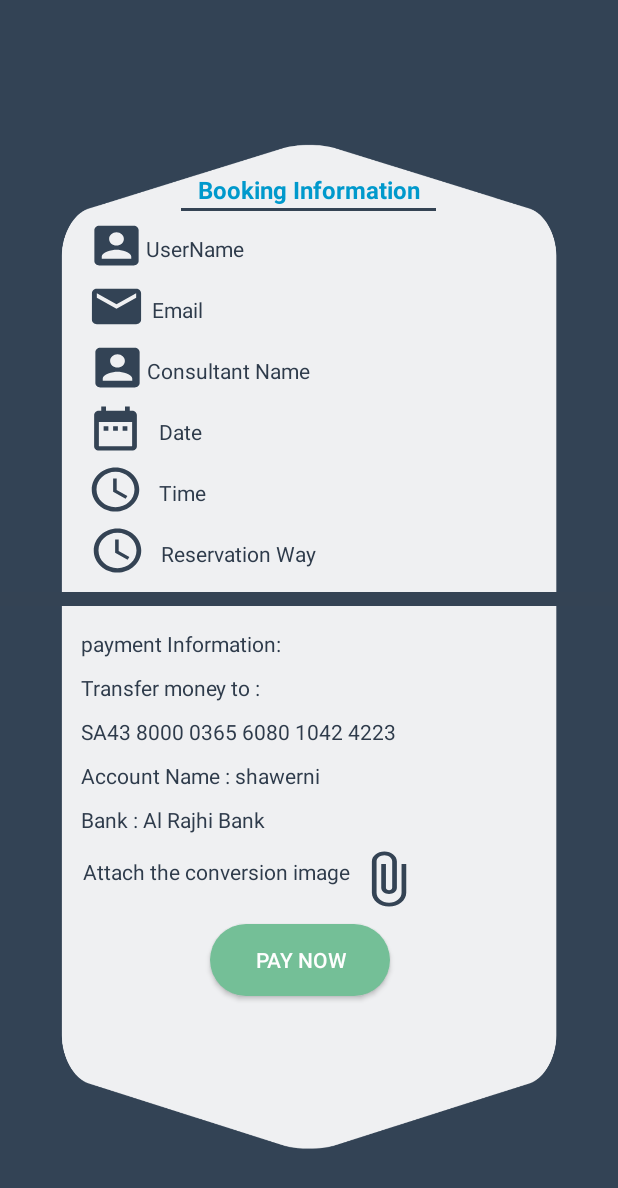
After one commit to Consultation-project/SHAWERN-Project, an Android app: the layout payment_information.xml on its own in the app's theme, with its tools: preview values and no code run, on a phone screen of 412 x 824 dp. The commit adds this screen. Shown: the top 1188 px of the screen. Run offline under Robolectric (Android 15) with nearby library versions, the phone set to English and light mode, and no system bars.

Commit message:
last version

```diff
--- /dev/null
+++ b/app/src/main/res/drawable/ic_access_time_black_24dp.xml
@@ -0,0 +1,5 @@
+<vector android:height="24dp" android:tint="#344354"
+    android:viewportHeight="24.0" android:viewportWidth="24.0"
+    android:width="24dp" xmlns:android="http://schemas.android.com/apk/res/android">
+    <path android:fillColor="#FF000000" android:pathData="M11.99,2C6.47,2 2,6.48 2,12s4.47,10 9.99,10C17.52,22 22,17.52 22,12S17.52,2 11.99,2zM12,20c-4.42,0 -8,-3.58 -8,-8s3.58,-8 8,-8 8,3.58 8,8 -3.58,8 -8,8zM12.5,7H11v6l5.25,3.15 0.75,-1.23 -4.5,-2.67z"/>
+</vector>
--- /dev/null
+++ b/app/src/main/res/layout/payment_information.xml
@@ -0,0 +1,322 @@
+<?xml version="1.0" encoding="utf-8"?>
+<LinearLayout xmlns:android="http://schemas.android.com/apk/res/android"
+    android:orientation="vertical" android:layout_width="match_parent"
+    android:layout_height="match_parent"
+    xmlns:tools="http://schemas.android.com/tools">
+
+
+    <LinearLayout
+        android:layout_width="match_parent"
+        android:layout_height="match_parent"
+        android:background="@drawable/untitleddesign"
+        android:orientation="vertical">
+
+        <LinearLayout
+            android:layout_width="wrap_content"
+            android:layout_height="wrap_content"
+            android:layout_gravity="center"
+            android:layout_marginTop="110dp"
+            android:orientation="vertical">
+
+            <TextView
+                android:id="@+id/BookingInfo"
+                android:layout_width="wrap_content"
+                android:layout_height="wrap_content"
+                android:layout_marginTop="5dp"
+                android:ems="20"
+                android:gravity="center"
+                android:text="@string/BookingInfo"
+                android:textStyle="bold"
+                android:textSize="16dp"
+                android:textColor="@android:color/holo_blue_dark" />
+
+            <View
+                android:id="@+id/divider1"
+                android:layout_width="170dp"
+                android:layout_height="2dp"
+                android:layout_marginTop="1dp"
+                android:background="#344354"
+                android:layout_gravity="center"/>
+
+        </LinearLayout>
+
+        <LinearLayout
+            android:layout_width="296dp"
+            android:layout_height="wrap_content"
+            android:layout_gravity="center"
+            android:layout_marginTop="5dp"
+            android:orientation="horizontal">
+
+
+            <ImageView
+                android:id="@+id/userName"
+                android:layout_width="39dp"
+                android:layout_height="35dp"
+                android:background="@drawable/iconaccount"
+                tools:layout_editor_absoluteX="67dp"
+                tools:layout_editor_absoluteY="320dp" />
+
+            <TextView
+                android:id="@+id/user"
+                android:layout_width="wrap_content"
+                android:layout_height="wrap_content"
+                android:layout_marginTop="10dp"
+                android:ems="12"
+                android:gravity="left"
+                android:text="@string/username"
+                android:textColor="@color/colorPrimary" />
+        </LinearLayout>
+
+        <LinearLayout
+            android:layout_width="295dp"
+            android:layout_height="wrap_content"
+            android:layout_gravity="center"
+            android:layout_marginTop="5dp"
+            android:orientation="horizontal">
+
+            <ImageView
+                android:id="@+id/email"
+                android:layout_width="39dp"
+                android:layout_height="35dp"
+                android:background="@drawable/iconemail"
+                tools:layout_editor_absoluteX="67dp"
+                tools:layout_editor_absoluteY="360dp" />
+
+            <TextView
+                android:id="@+id/eEmail"
+                android:layout_width="wrap_content"
+                android:layout_height="wrap_content"
+                android:layout_marginLeft="4dp"
+                android:layout_marginTop="10dp"
+                android:ems="12"
+                android:gravity="left"
+                android:inputType="textEmailAddress"
+                android:text="@string/email"
+                android:textColor="@color/colorPrimary" />
+
+        </LinearLayout>
+
+
+        <LinearLayout
+            android:layout_width="294dp"
+            android:layout_height="wrap_content"
+            android:layout_gravity="center"
+            android:layout_marginTop="5dp"
+            android:orientation="horizontal">
+
+
+            <ImageView
+                android:id="@+id/consultant"
+                android:layout_width="39dp"
+                android:layout_height="35dp"
+                android:background="@drawable/iconaccount"
+                tools:layout_editor_absoluteX="67dp"
+                tools:layout_editor_absoluteY="360dp" />
+
+            <TextView
+                android:id="@+id/consultantName"
+                android:layout_width="wrap_content"
+                android:layout_height="wrap_content"
+                android:layout_marginTop="10dp"
+                android:ems="12"
+                android:gravity="left"
+                android:text="@string/consultantName"
+                android:textColor="@color/colorPrimary" />
+        </LinearLayout>
+
+        <LinearLayout
+            android:layout_width="295dp"
+            android:layout_height="wrap_content"
+            android:layout_gravity="center"
+            android:layout_marginTop="5dp"
+            android:orientation="horizontal">
+
+            <ImageView
+                android:id="@+id/date"
+                android:layout_width="38dp"
+                android:layout_height="35dp"
+                android:layout_marginEnd="10dp"
+                android:layout_marginRight="10dp"
+                android:background="@drawable/ic_date_range_black_24dp" />
+
+            <TextView
+                android:id="@+id/dateConsultation"
+                android:layout_width="wrap_content"
+                android:layout_height="wrap_content"
+                android:layout_marginTop="10dp"
+                android:ems="12"
+                android:gravity="left"
+                android:text="@string/date"
+                android:textColor="@color/colorPrimary" />
+
+        </LinearLayout>
+
+        <LinearLayout
+            android:layout_width="295dp"
+            android:layout_height="wrap_content"
+            android:layout_gravity="center"
+            android:layout_marginTop="5dp"
+            android:orientation="horizontal">
+
+            <ImageView
+                android:id="@+id/timeCon"
+                android:layout_width="38dp"
+                android:layout_height="35dp"
+                android:layout_marginEnd="10dp"
+                android:layout_marginRight="10dp"
+                android:background="@drawable/ic_access_time_black_24dp" />
+
+            <TextView
+                android:id="@+id/timeConsultation"
+                android:layout_width="wrap_content"
+                android:layout_height="wrap_content"
+                android:layout_marginTop="10dp"
+                android:ems="12"
+                android:gravity="left"
+                android:text="@string/timeConsultation"
+                android:textColor="@color/colorPrimary" />
+
+        </LinearLayout>
+
+        <LinearLayout
+            android:layout_width="293dp"
+            android:layout_height="wrap_content"
+            android:layout_gravity="center"
+            android:layout_marginTop="5dp"
+            android:orientation="horizontal">
+
+            <ImageView
+                android:id="@+id/reservationWay"
+                android:layout_width="38dp"
+                android:layout_height="35dp"
+                android:layout_marginEnd="10dp"
+                android:layout_marginRight="10dp"
+                android:background="@drawable/ic_access_time_black_24dp" />
+
+            <TextView
+                android:id="@+id/reservationType"
+                android:layout_width="wrap_content"
+                android:layout_height="wrap_content"
+                android:layout_marginTop="10dp"
+                android:ems="12"
+                android:gravity="left"
+                android:text="@string/reservationWay"
+                android:textColor="@color/colorPrimary" />
+
+        </LinearLayout>
+
+        <View
+            android:id="@+id/divider"
+            android:layout_width="match_parent"
+            android:layout_height="9dp"
+            android:layout_marginTop="10dp"
+            android:background="#344354" />
+
+
+        <LinearLayout
+            android:layout_width="304dp"
+            android:layout_height="wrap_content"
+            android:layout_gravity="center"
+            android:layout_marginTop="5dp"
+            android:orientation="vertical">
+
+            <TextView
+                android:id="@+id/paymentInformation"
+                android:layout_width="wrap_content"
+                android:layout_height="wrap_content"
+                android:layout_marginTop="10dp"
+                android:ems="14"
+                android:gravity="left"
+                android:text="@string/paymentInformation"
+                android:textColor="@color/colorPrimary" />
+
+            <TextView
+                android:id="@+id/transfer"
+                android:layout_width="wrap_content"
+                android:layout_height="wrap_content"
+                android:layout_marginTop="10dp"
+                android:ems="14"
+                android:gravity="left"
+                android:text="@string/transfer"
+                android:textColor="@color/colorPrimary" />
+
+            <TextView
+                android:id="@+id/SA"
+                android:layout_width="wrap_content"
+                android:layout_height="wrap_content"
+                android:layout_marginTop="10dp"
+                android:ems="14"
+                android:gravity="left"
+                android:text="@string/SA"
+                android:textColor="@color/colorPrimary" />
+
+            <TextView
+                android:id="@+id/accountName"
+                android:layout_width="wrap_content"
+                android:layout_height="wrap_content"
+                android:layout_marginTop="10dp"
+                android:ems="14"
+                android:gravity="left"
+                android:text="@string/accountName"
+                android:textColor="@color/colorPrimary" />
+
+            <TextView
+                android:id="@+id/bank"
+                android:layout_width="wrap_content"
+                android:layout_height="wrap_content"
+                android:layout_marginTop="10dp"
+                android:ems="14"
+                android:gravity="left"
+                android:text="@string/bank"
+                android:textColor="@color/colorPrimary" />
+
+        </LinearLayout>
+
+        <LinearLayout
+            android:layout_width="301dp"
+            android:layout_height="wrap_content"
+            android:layout_gravity="center"
+            android:layout_marginTop="10dp"
+            android:orientation="horizontal">
+
+
+            <TextView
+                android:id="@+id/paymentImage"
+                android:layout_width="wrap_content"
+                android:layout_height="wrap_content"
+                android:layout_marginTop="5dp"
+                android:drawableTint="#858687"
+                android:text="@string/paymentImage"
+                android:textColor="@color/colorPrimary" />
+
+            <ImageView
+                android:id="@+id/cv_image"
+                android:layout_width="50dp"
+                android:layout_height="40dp"
+                android:layout_gravity="end"
+                android:background="@drawable/ic_attach_file_black_24dp"
+                android:gravity="left"
+                tools:layout_editor_absoluteX="145dp"
+                tools:layout_editor_absoluteY="130dp" />
+
+        </LinearLayout>
+
+        <Button
+            android:id="@+id/button3"
+            android:layout_width="120dp"
+            android:layout_height="wrap_content"
+            android:layout_alignParentBottom="true"
+            android:layout_centerInParent="true"
+            android:layout_marginStart="140dp"
+            android:layout_marginLeft="140dp"
+            android:layout_marginTop="10dp"
+            android:layout_marginEnd="10dp"
+            android:layout_marginRight="10dp"
+            android:layout_marginBottom="40dp"
+            android:background="@drawable/border"
+            android:gravity="center"
+            android:radius="1dp"
+            android:text="@string/payNow"
+            android:textColor="@color/white" />
+    </LinearLayout>
+</LinearLayout>
--- a/app/src/main/res/values/colors.xml
+++ b/app/src/main/res/values/colors.xml
@@ -10,4 +10,7 @@
     <color name="timestamp">#858585</color>
     <color name="note_list_text">#232323</color>
 
+
+
+
 </resources>
--- a/app/src/main/res/values/strings.xml
+++ b/app/src/main/res/values/strings.xml
@@ -72,6 +72,22 @@
     <string name="hint_enter_note">Enter your Consultation!</string>
     <string name="regriation_section" translatable="false">Registration type</string>
     <string name="menu_ConReq" translatable="false">Consultations Requests</string>
-    <string name="gallery">gallery</string>
-    <string name="camera">camera</string>
+    <string name="gallery" translatable="false">gallery</string>
+    <string name="camera" translatable="false">camera</string>
+
+    <string name="consultantName" translatable="false">Consultant Name</string>
+    <string name="dateConsultation" translatable="false">Date</string>
+    <string name="timeConsultation" translatable="false">Time</string>
+    <string name="reservationWay" translatable="false">Reservation Way</string>
+    <string name="paymentInformation" translatable="false">payment Information:</string>
+    <string name="transfer" translatable="false">Transfer money to :</string>
+    <string name="SA" translatable="false">SA43 8000 0365 6080 1042 4223 </string>
+    <string name="accountName" translatable="false">Account Name : shawerni </string>
+    <string name="bank" translatable="false">Bank : Al Rajhi Bank</string>
+    <string name="paymentImage" translatable="false"> Attach the conversion image </string>
+    <string name="payNow" translatable="false"> pay Now </string>
+    <string name="BookingInfo" translatable="false"> Booking Information </string>
+
+
+
 </resources>
```
